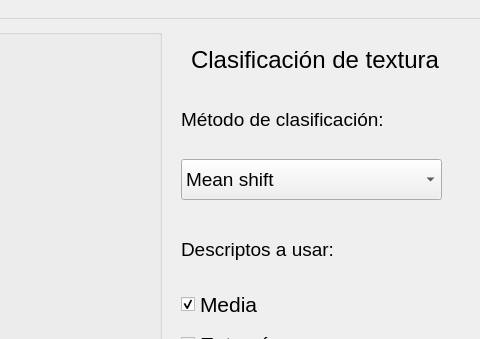
Before: the Qt Designer form main_window.ui in arodriguez1415/PF-SECRET, drawn with Qt 5; both pictures show x 629 to 1109 and y 0 to 339 of the 1109 by 794 pixel window.
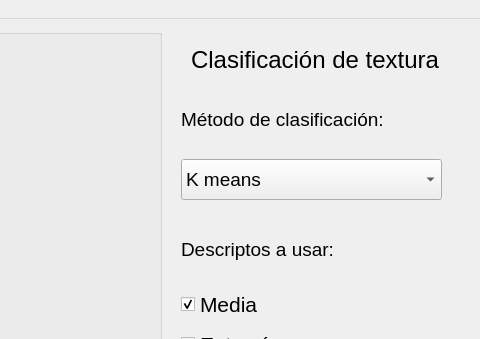
After: the same form once the commit is applied.

```diff
--- a/main_window.ui
+++ b/main_window.ui
@@ -1051,6 +1051,16 @@
         <pointsize>14</pointsize>
        </font>
       </property>
+      <item>
+       <property name="text">
+        <string>K means</string>
+       </property>
+      </item>
+      <item>
+       <property name="text">
+        <string>HDBScan</string>
+       </property>
+      </item>
       <item>
        <property name="text">
         <string>Mean shift</string>
```
Left out of the diff: 5 changed lines with no effect on the pictures.
